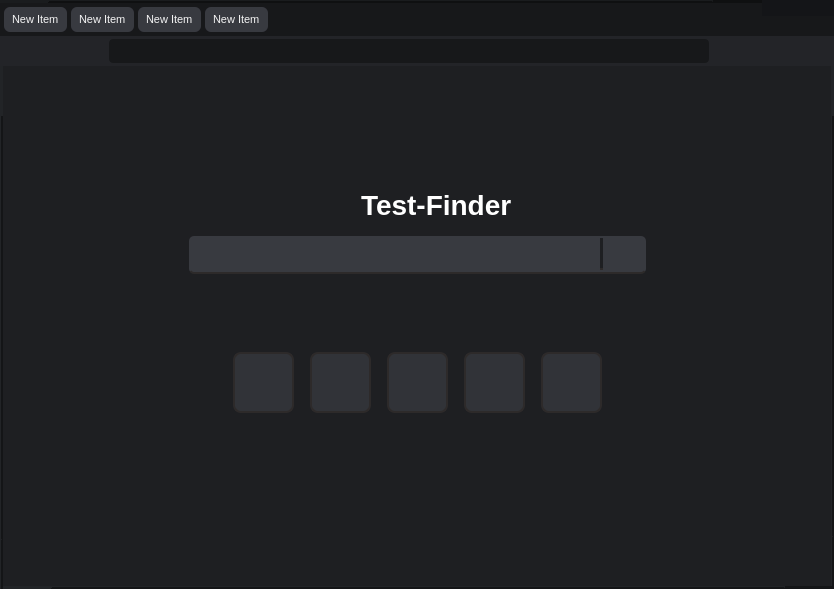
Old version of the form GUI.ui in the repository 69BooM96/Test-Finder.
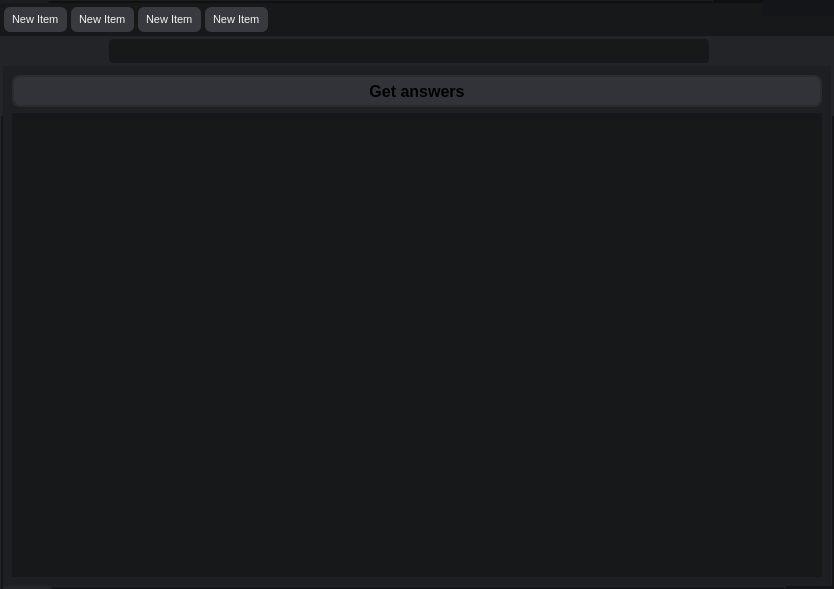
New version of the form. The open tabs and pages were chosen to show the change. Icons and pictures are not drawn.

```diff
--- a/GUI.ui
+++ b/GUI.ui
@@ -1438,6 +1438,118 @@
         </item>
        </layout>
       </widget>
+      <widget class="QWidget" name="page_25">
+       <layout class="QGridLayout" name="gridLayout_60">
+        <property name="leftMargin">
+         <number>0</number>
+        </property>
+        <property name="topMargin">
+         <number>0</number>
+        </property>
+        <property name="rightMargin">
+         <number>0</number>
+        </property>
+        <property name="bottomMargin">
+         <number>0</number>
+        </property>
+        <property name="verticalSpacing">
+         <number>0</number>
+        </property>
+        <item row="0" column="0">
+         <widget class="QStackedWidget" name="stackedWidget_7">
+          <property name="currentIndex">
+           <number>0</number>
+          </property>
+          <widget class="QWidget" name="page_26">
+           <layout class="QGridLayout" name="gridLayout_59">
+            <item row="1" column="0">
+             <widget class="QListWidget" name="listWidget_8">
+              <property name="font">
+               <font>
+                <pointsize>8</pointsize>
+               </font>
+              </property>
+              <property name="styleSheet">
+               <string notr="true">background-color: rgb(23, 24, 26);</string>
+              </property>
+              <property name="frameShape">
+               <enum>QFrame::NoFrame</enum>
+              </property>
+             </widget>
+            </item>
+            <item row="0" column="0">
+             <widget class="QPushButton" name="pushButton_46">
+              <property name="minimumSize">
+               <size>
+                <width>0</width>
+                <height>32</height>
+               </size>
+              </property>
+              <property name="maximumSize">
+               <size>
+                <width>16777215</width>
+                <height>32</height>
+               </size>
+              </property>
+              <property name="font">
+               <font>
+                <pointsize>12</pointsize>
+                <weight>75</weight>
+                <bold>true</bold>
+               </font>
+              </property>
+              <property name="styleSheet">
+               <string notr="true">QPushButton {
+	background-color: rgb(49, 51, 56);
+	border-radius: 8px;
+    border: 2px solid #2d2a2a;
+}
+
+QPushButton:hover {
+	background-color: rgb(59, 61, 66);
+}
+
+QPushButton:pressed {
+	background-color: rgb(76, 78, 84);
+}</string>
+              </property>
+              <property name="text">
+               <string>Get answers</string>
+              </property>
+             </widget>
+            </item>
+           </layout>
+          </widget>
+          <widget class="QWidget" name="page_27">
+           <layout class="QGridLayout" name="gridLayout_61">
+            <item row="0" column="0">
+             <widget class="QTextBrowser" name="textBrowser_6">
+              <property name="font">
+               <font>
+                <pointsize>8</pointsize>
+               </font>
+              </property>
+              <property name="styleSheet">
+               <string notr="true">background-color: rgb(23, 24, 26);</string>
+              </property>
+              <property name="frameShape">
+               <enum>QFrame::NoFrame</enum>
+              </property>
+              <property name="html">
+               <string>&lt;!DOCTYPE HTML PUBLIC &quot;-//W3C//DTD HTML 4.0//EN&quot; &quot;http://www.w3.org/TR/REC-html40/strict.dtd&quot;&gt;
+&lt;html&gt;&lt;head&gt;&lt;meta name=&quot;qrichtext&quot; content=&quot;1&quot; /&gt;&lt;style type=&quot;text/css&quot;&gt;
+p, li { white-space: pre-wrap; }
+&lt;/style&gt;&lt;/head&gt;&lt;body style=&quot; font-family:'Noto Sans'; font-size:8pt; font-weight:400; font-style:normal;&quot;&gt;
+&lt;p style=&quot;-qt-paragraph-type:empty; margin-top:0px; margin-bottom:0px; margin-left:0px; margin-right:0px; -qt-block-indent:0; text-indent:0px;&quot;&gt;&lt;br /&gt;&lt;/p&gt;&lt;/body&gt;&lt;/html&gt;</string>
+              </property>
+             </widget>
+            </item>
+           </layout>
+          </widget>
+         </widget>
+        </item>
+       </layout>
+      </widget>
       <widget class="QWidget" name="page_8">
        <layout class="QGridLayout" name="gridLayout_26">
         <property name="leftMargin">
```
Left out of the diff: 294 changed lines with no effect on the pictures.
